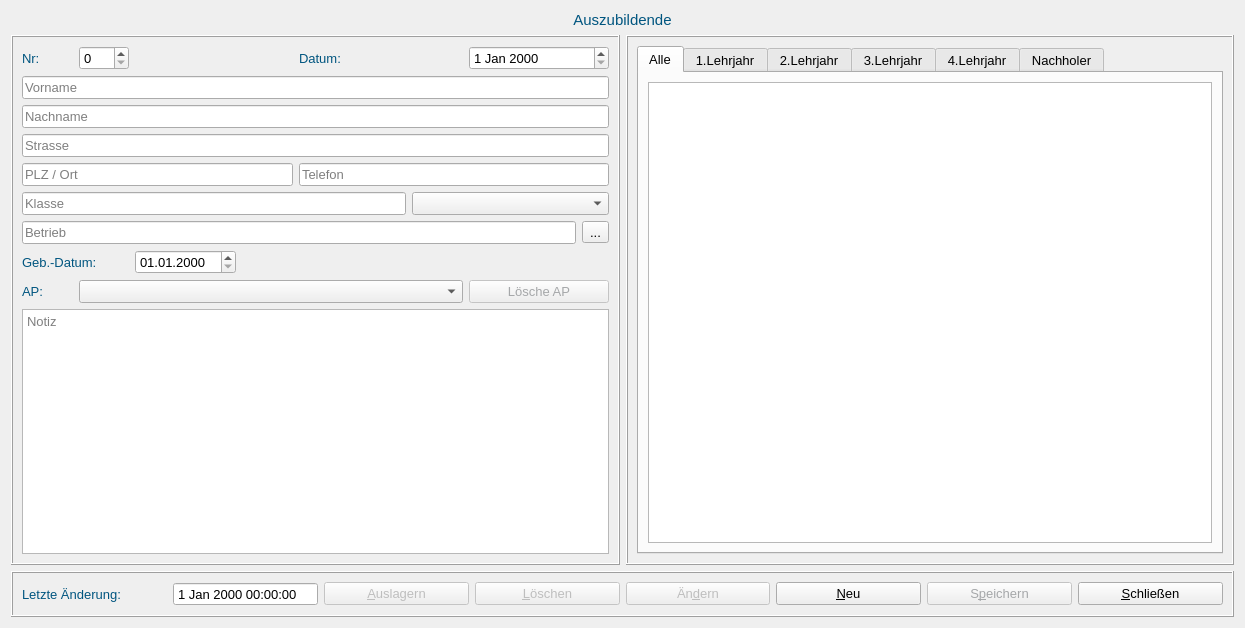
Old version of the form formapprentice.ui in the repository fasa1964/fshkkap.
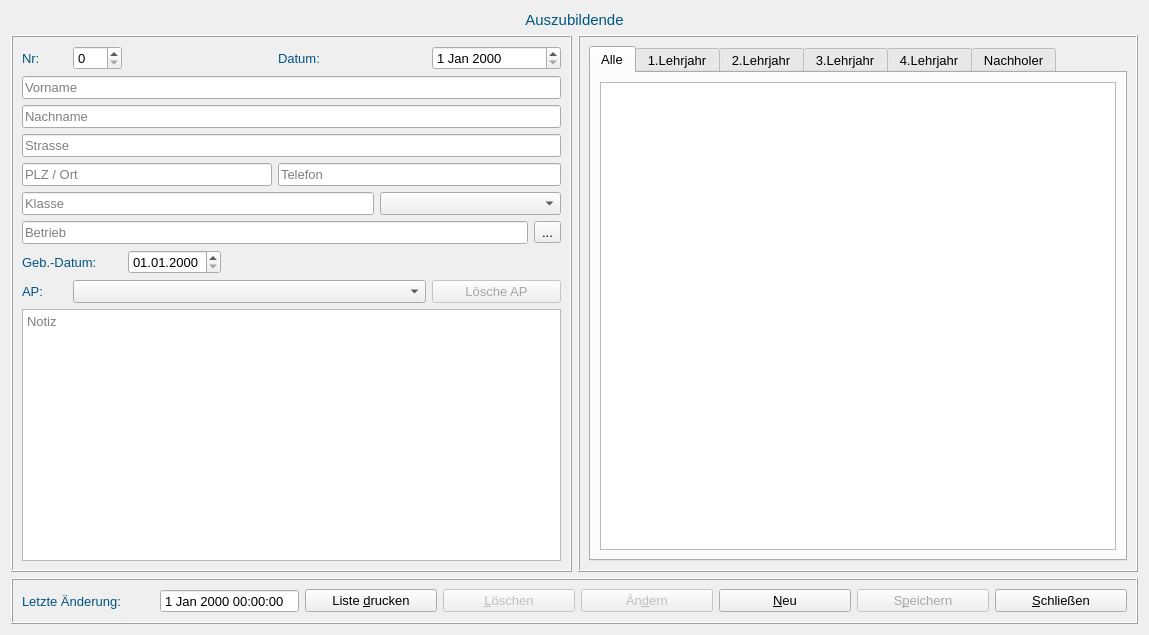
New version of the form.

Commit message: Add print button.

Diff of the .ui file:
```diff
--- a/formapprentice.ui
+++ b/formapprentice.ui
@@ -6,8 +6,8 @@
    <rect>
     <x>0</x>
     <y>0</y>
-    <width>1245</width>
-    <height>628</height>
+    <width>1149</width>
+    <height>635</height>
    </rect>
   </property>
   <property name="font">
@@ -572,10 +572,10 @@
       <item>
        <widget class="QPushButton" name="outsourceButton">
         <property name="enabled">
-         <bool>false</bool>
+         <bool>true</bool>
         </property>
         <property name="text">
-         <string>&amp;Auslagern</string>
+         <string>Liste &amp;drucken</string>
         </property>
        </widget>
       </item>
```
Left out of the diff: 2 changed lines with no effect on the pictures. The commit also changes 4 other files.
